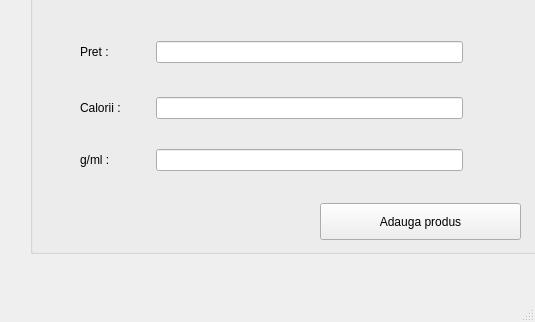
This is ui/productadder.ui in decemyn/food-management as Qt 5 draws it before an edit; both pictures show x 0 to 535 and y 327 to 649 of the 535 by 649 pixel window. The edited form follows.
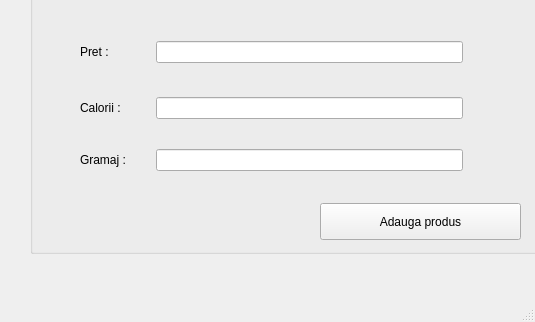
This is the edited form. Icons and pictures are not drawn.

```diff
--- a/ui/productadder.ui
+++ b/ui/productadder.ui
@@ -244,7 +244,7 @@
            </size>
           </property>
           <property name="text">
-           <string>g/ml :</string>
+           <string>Gramaj :</string>
           </property>
          </widget>
         </item>
```
Left out of the diff: 4 changed lines with no effect on the pictures.
